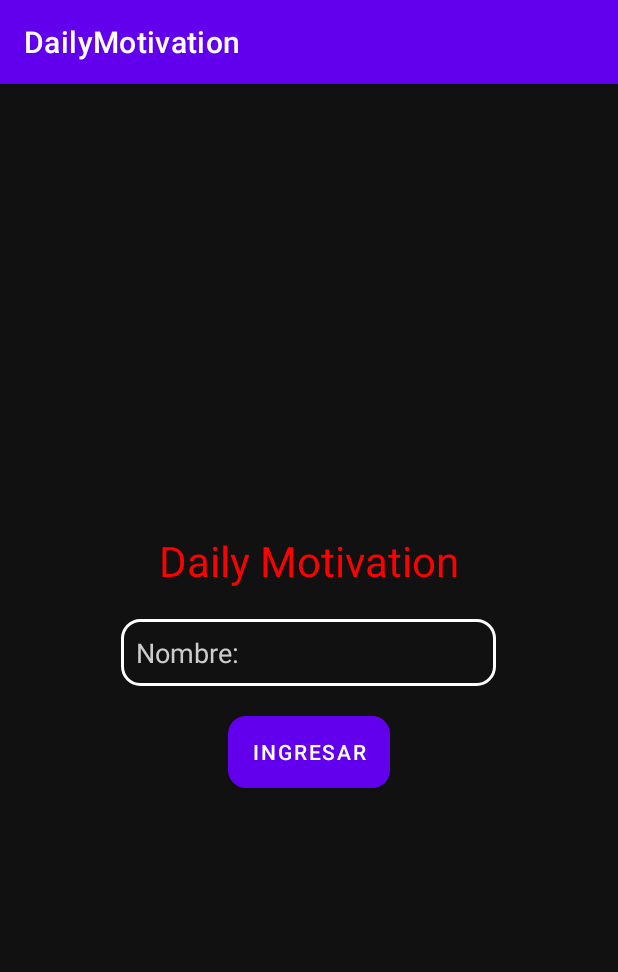
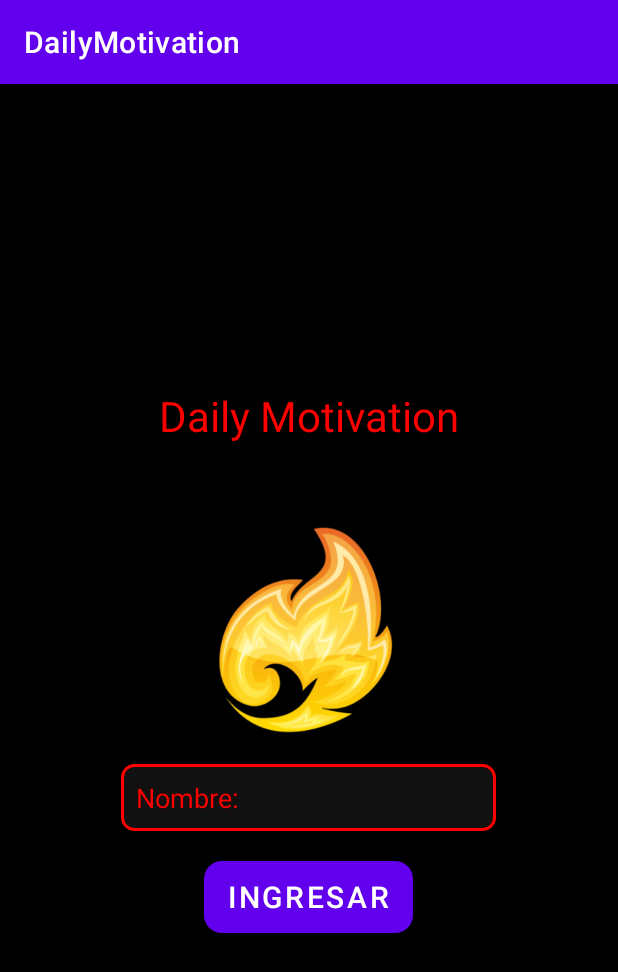
Before and after one commit to alosslessdev/Parcial1ds6, an Android app: the screen it shows after launch (MainActivity), on a phone screen of 412 x 824 dp. Shown: the top 972 px of the screen. Run offline under Robolectric (Android 15) with nearby library versions, the phone set to English and light mode, and no system bars.

Commit message:
logo agregado

```diff
--- /dev/null
+++ b/app/src/main/java/MainActivity.java
@@ -0,0 +1,4 @@
+import android.app.Activity;
+
+public class MainActivity extends Activity {
+}
--- a/app/src/main/res/drawable/borde_blanco.xml
+++ /dev/null
@@ -1,15 +0,0 @@
-<?xml version="1.0" encoding="utf-8"?>
-<shape xmlns:android="http://schemas.android.com/apk/res/android"
-    android:shape="rectangle">
-
-    <!-- Fondo transparente -->
-    <solid android:color="@android:color/transparent" />
-
-    <!-- Borde blanco -->
-    <stroke
-        android:width="2dp"
-        android:color="#FFFFFF" />
-
-    <!-- Esquinas redondeadas -->
-    <corners android:radius="12dp" />
-</shape>
--- /dev/null
+++ b/app/src/main/res/drawable/borde_rojo.xml
@@ -0,0 +1,7 @@
+<?xml version="1.0" encoding="utf-8"?>
+<shape xmlns:android="http://schemas.android.com/apk/res/android">
+    <solid android:color="#111111" />
+    <stroke android:width="2dp" android:color="#FF0000" />
+    <corners android:radius="8dp" />
+    <padding android:left="8dp" android:top="8dp" android:right="8dp" android:bottom="8dp"/>
+</shape>
--- a/app/src/main/res/layout/activity_main.xml
+++ b/app/src/main/res/layout/activity_main.xml
@@ -8,8 +8,8 @@
     android:layout_height="match_parent"
     android:orientation="vertical"
     android:gravity="center"
-    android:background="#111"
-    tools:context=".MainActivity">
+    android:background="#000"
+    tools:context="com.example.dailymotivation.MainActivity">
 
     <TextView
         android:text="Daily Motivation"
@@ -19,14 +19,24 @@
         android:layout_width="wrap_content"
         android:layout_height="wrap_content" />
 
+    <ImageView
+        android:id="@+id/logo"
+        android:layout_width="237dp"
+        android:layout_height="193dp"
+        android:layout_gravity="center"
+        android:adjustViewBounds="true"
+        android:background="@null"
+        android:scaleType="centerInside"
+        android:src="@drawable/logo" />
+
     <EditText
         android:id="@+id/editTextNombre"
         android:hint="Nombre:"
         android:layout_width="250dp"
         android:layout_height="wrap_content"
-        android:background="@drawable/borde_blanco"
+        android:background="@drawable/borde_rojo"
         android:textColor="#FFF"
-        android:textColorHint="#CCC"
+        android:textColorHint="#FF0000"
         android:padding="10dp"
         android:layout_marginBottom="20dp"/>
 
@@ -34,6 +44,7 @@
         android:id="@+id/btnIngresar"
         android:onClick="Login"
         android:text="Ingresar"
+        android:textSize="20sp"
         android:background="@drawable/boton_gradiente"
         android:textColor="#FFF"
         android:layout_width="wrap_content"
```
Also changed, not shown: app/src/main/res/drawable/logo.png (added).
